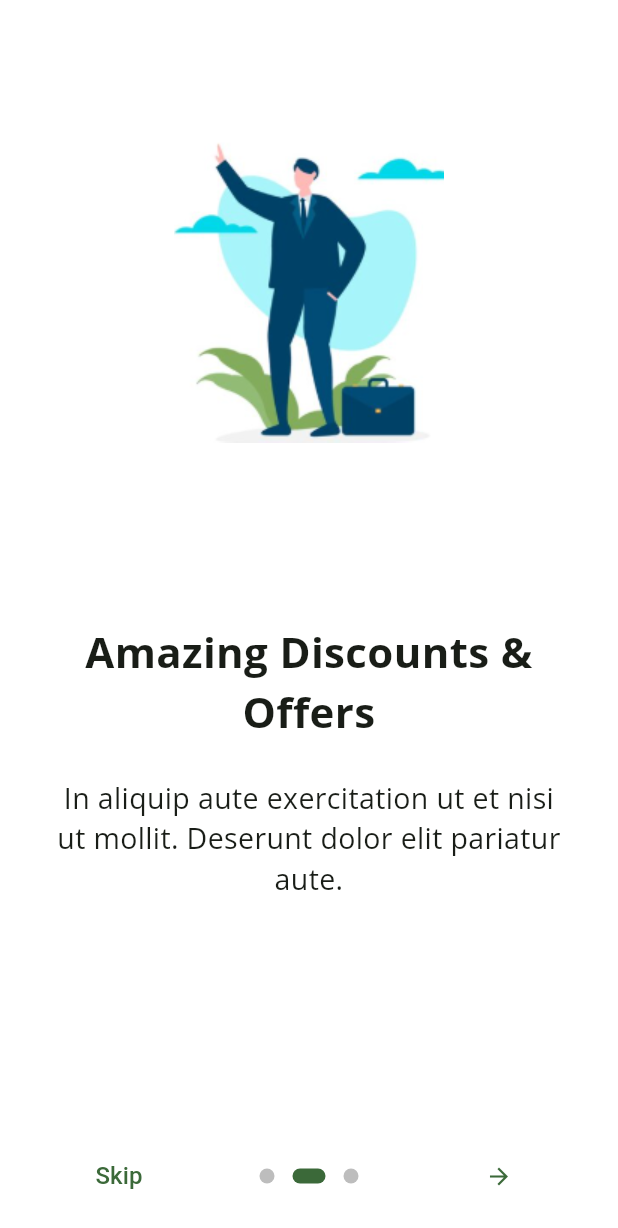
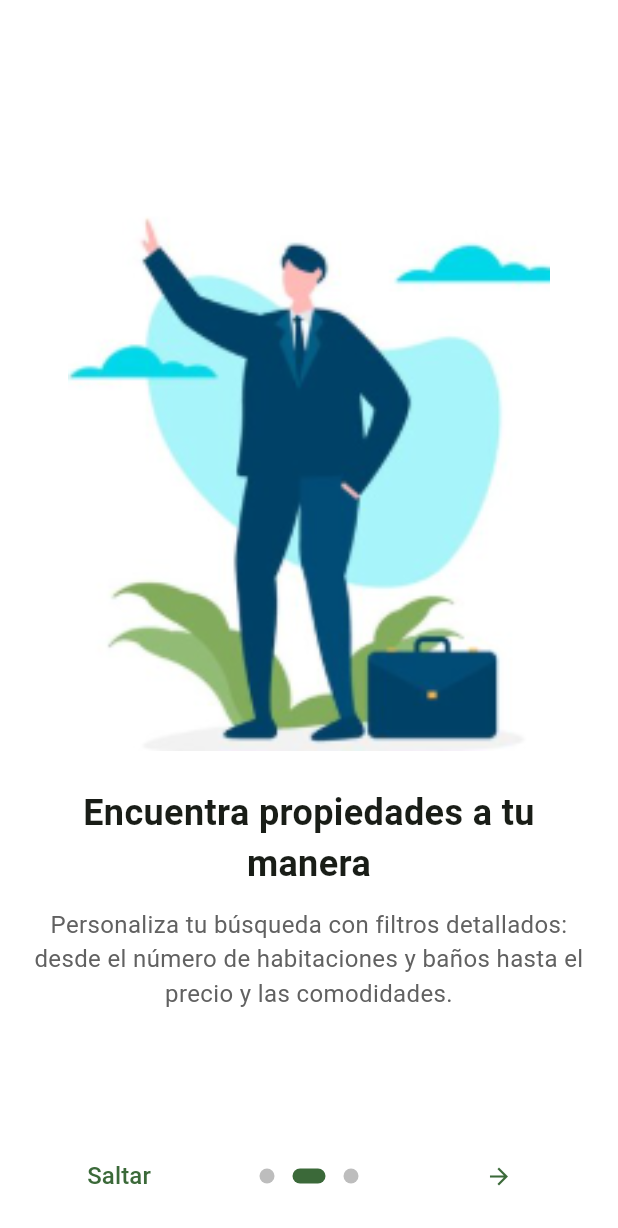
Before and after one commit to Antonio-Naoki/UBIKO_DEMO, a Flutter app: the screen it shows after launch, swiped to page 2, on a phone screen of 412 x 824 dp. Shown: the top 1228 px of the screen. Run offline on Flutter 3.47's test engine with Material 3 defaults, Android fonts, the phone set to English and light mode, and no system bars; drawn by our look-alikes of introduction_screen; our stand-ins replace bloc, dartz, equatable, flutter_bloc, flutter_dotenv, flutter_map and 7 more.

Commit message:
onboarding image page

```diff
--- a/lib/onboarding_screen.dart
+++ b/lib/onboarding_screen.dart
@@ -1,9 +1,9 @@
-
 import 'package:flutter/material.dart';
+import 'package:google_fonts/google_fonts.dart';
 import 'package:introduction_screen/introduction_screen.dart';
 import 'package:shared_preferences/shared_preferences.dart';
+
 import 'package:myapp/main_screen.dart';
-import 'package:google_fonts/google_fonts.dart';
 
 class OnboardingScreen extends StatefulWidget {
   const OnboardingScreen({super.key});
@@ -25,43 +25,139 @@ class _OnboardingScreenState extends State<OnboardingScreen> {
 
   @override
   Widget build(BuildContext context) {
-    const pageDecoration = PageDecoration(
-      titleTextStyle: TextStyle(fontSize: 28.0, fontWeight: FontWeight.w700),
-      bodyTextStyle: TextStyle(fontSize: 19.0),
-      bodyPadding: EdgeInsets.fromLTRB(16.0, 0.0, 16.0, 16.0),
-      pageColor: Colors.white,
-      imagePadding: EdgeInsets.zero,
-    );
-
     return IntroductionScreen(
       key: introKey,
       globalBackgroundColor: Colors.white,
       pages: [
+        // PÁGINA 1
         PageViewModel(
-          title: "Browse all the category",
-          body: "In aliquip aute exercitation ut et nisi ut mollit. Deserunt dolor elit pariatur aute.",
-          image: Image.asset('assets/images/onboarding_image.png', width: 350.0),
-          decoration: pageDecoration,
+          titleWidget: const SizedBox.shrink(),
+          bodyWidget: Column(
+            mainAxisAlignment: MainAxisAlignment.center,
+            children: [
+              SizedBox(
+                height: MediaQuery.of(context).size.height * 0.45,
+                child: Image.asset(
+                  'assets/images/onboarding_image_1.png',
+                  fit: BoxFit.contain,
+                ),
+              ),
+              const SizedBox(height: 24),
+              Text(
+                "BIENVENIDO A UBIKO",
+                style: GoogleFonts.roboto(
+                  fontSize: 14,
+                  color: Colors.grey,
+                  fontWeight: FontWeight.w900,
+                  letterSpacing: 1.2,
+                ),
+              ),
+              const SizedBox(height: 12),
+              RichText(
+                textAlign: TextAlign.center,
+                text: TextSpan(
+                  style: GoogleFonts.roboto(
+                    fontSize: 28,
+                    color: Colors.black,
+                    fontWeight: FontWeight.bold,
+                  ),
+                  children: const [
+                    TextSpan(text: "Vamos a acercarte\nMas "),
+                    TextSpan(
+                      text: "Tu hogar ideal",
+                      style: TextStyle(color: Colors.blue),
+                    ),
+                  ],
+                ),
+              ),
+            ],
+          ),
+          decoration: const PageDecoration(
+            pageColor: Colors.white,
+            bodyAlignment: Alignment.center,
+          ),
         ),
+
+        // PÁGINA 2
         PageViewModel(
-          title: "Amazing Discounts & Offers",
-          body: "In aliquip aute exercitation ut et nisi ut mollit. Deserunt dolor elit pariatur aute.",
-          image: Image.asset('assets/images/onboarding_image.png', width: 350.0),
-          decoration: pageDecoration,
+          titleWidget: const SizedBox.shrink(),
+          bodyWidget: Column(
+            mainAxisAlignment: MainAxisAlignment.center,
+            children: [
+              SizedBox(
+                height: MediaQuery.of(context).size.height * 0.45,
+                child: Image.asset(
+                  'assets/images/onboarding_image.png',
+                  fit: BoxFit.contain,
+                ),
+              ),
+              const SizedBox(height: 24),
+              Text(
+                "Encuentra propiedades a tu manera",
+                style: GoogleFonts.roboto(
+                  fontSize: 24,
+                  fontWeight: FontWeight.bold,
+                ),
+                textAlign: TextAlign.center,
+              ),
+              const SizedBox(height: 12),
+              Text(
+                "Personaliza tu búsqueda con filtros detallados: desde el número de habitaciones y baños hasta el precio y las comodidades.",
+                style:
+                    GoogleFonts.roboto(fontSize: 16, color: Colors.grey[700]),
+                textAlign: TextAlign.center,
+              ),
+            ],
+          ),
+          decoration: const PageDecoration(
+            pageColor: Colors.white,
+            bodyAlignment: Alignment.center,
+          ),
         ),
+
+        // PÁGINA 3
         PageViewModel(
-          title: "Delivery to your door",
-          body: "In aliquip aute exercitation ut et nisi ut mollit. Deserunt dolor elit pariatur aute.",
-          image: Image.asset('assets/images/onboarding_image.png', width: 350.0),
-          decoration: pageDecoration,
+          titleWidget: const SizedBox.shrink(),
+          bodyWidget: Column(
+            mainAxisAlignment: MainAxisAlignment.center,
+            children: [
+              SizedBox(
+                height: MediaQuery.of(context).size.height * 0.45,
+                child: Image.asset(
+                  'assets/images/onboarding_image.png',
+                  fit: BoxFit.contain,
+                ),
+              ),
+              const SizedBox(height: 24),
+              Text(
+                "Conéctate con el experto correcto",
+                style: GoogleFonts.roboto(
+                  fontSize: 24,
+                  fontWeight: FontWeight.bold,
+                ),
+                textAlign: TextAlign.center,
+              ),
+              const SizedBox(height: 12),
+              Text(
+                "Habla directamente con agentes inmobiliarios, solicita visitas y consigue respuestas a tus preguntas. Nuestro equipo de profesionales está aquí para guiarte en cada paso.",
+                style:
+                    GoogleFonts.roboto(fontSize: 16, color: Colors.grey[700]),
+                textAlign: TextAlign.center,
+              ),
+            ],
+          ),
+          decoration: const PageDecoration(
+            pageColor: Colors.white,
+            bodyAlignment: Alignment.center,
+          ),
         ),
       ],
       onDone: () => _onIntroEnd(context),
       onSkip: () => _onIntroEnd(context),
       showSkipButton: true,
-      skip: const Text('Skip'),
+      skip: const Text('Saltar'),
       next: const Icon(Icons.arrow_forward),
-      done: const Text('Done', style: TextStyle(fontWeight: FontWeight.w600)),
+      done: const Text('Hecho', style: TextStyle(fontWeight: FontWeight.w600)),
       dotsDecorator: const DotsDecorator(
         size: Size(10.0, 10.0),
         color: Color(0xFFBDBDBD),
```
Also changed, not shown: assets/images/onboarding_image_1.png (added).
